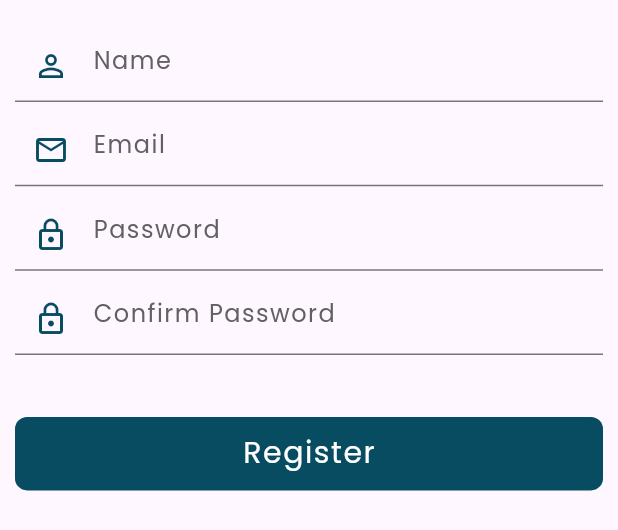
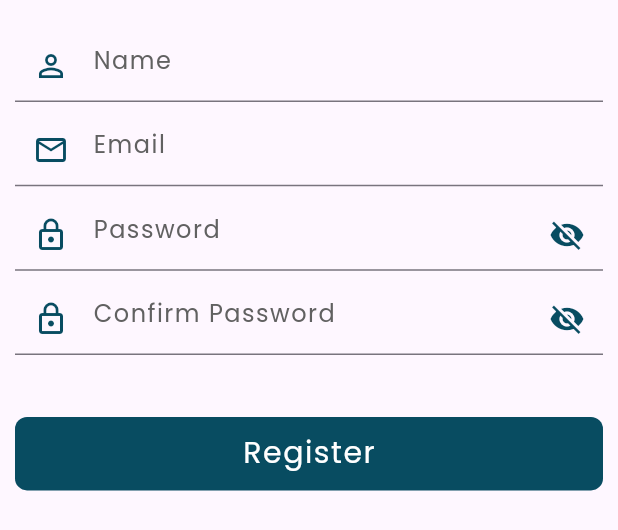
Before and after one commit to BilalKhanT/OculaCare, a Flutter app: the SignUpForm widget shown alone on an empty page, opened directly, on a phone screen of 412 x 824 dp. Shown: the top 530 px of the screen. Run offline on Flutter 3.47's test engine with Material 3 defaults, Android fonts, the phone set to English and light mode, and no system bars; our stand-ins replace bloc, equatable, flutter_bloc, flutter_screenutil, go_router, shared_preferences; accounts and stored records are empty.

Commit message:
added: form validations, added: pass toggles

```diff
--- a/lib/logic/sign_up_cubit/sign_up_cubit.dart
+++ b/lib/logic/sign_up_cubit/sign_up_cubit.dart
@@ -4,6 +4,14 @@ import 'package:ocula_care/logic/sign_up_cubit/sign_up_state.dart';
 
 class SignUpCubit extends Cubit<SignUpState> {
   SignUpCubit() : super(SignUpStateInitial());
+
+  final formKey = GlobalKey<FormState>();
+  final userNameController = TextEditingController();
+  final emailController = TextEditingController();
+  final passwordController = TextEditingController();
+  final confirmPassController = TextEditingController();
+  bool passwordToggle = false;
+  bool passwordToggle2 = false;
 
   dispose() {
     userNameController.clear();
@@ -12,11 +20,13 @@ class SignUpCubit extends Cubit<SignUpState> {
     confirmPassController.clear();
   }
 
-  final formKey = GlobalKey<FormState>();
-  final userNameController = TextEditingController();
-  final emailController = TextEditingController();
-  final passwordController = TextEditingController();
-  final confirmPassController = TextEditingController();
+  togglePasswordVisibility() {
+    passwordToggle = !passwordToggle;
+  }
+
+  togglePasswordVisibility2() {
+    passwordToggle2 = !passwordToggle2;
+  }
 
   loadSignUpScreen() {
     emit(SignUpStateLoaded());
--- a/lib/presentation/sign_up/widgets/sign_up_form.dart
+++ b/lib/presentation/sign_up/widgets/sign_up_form.dart
@@ -15,8 +15,7 @@ class SignUpForm extends StatelessWidget {
     return Form(
       key: signUpCubit.formKey,
       child: Padding(
-        padding: const EdgeInsets.symmetric(
-            horizontal: 10.0, vertical: 20.0),
+        padding: const EdgeInsets.symmetric(horizontal: 10.0, vertical: 20.0),
         child: Column(
           children: <Widget>[
             TextFormField(
@@ -48,11 +47,18 @@ class SignUpForm extends StatelessWidget {
                 if (value == null || value.isEmpty) {
                   return 'Please enter a username';
                 }
+                String pattern = r'^[a-zA-Z][a-zA-Z0-9._]*$';
+                RegExp regExp = RegExp(pattern);
+                if (!regExp.hasMatch(value)) {
+                  return 'Please enter a valid username {letters, numbers, dot, underscore}';
+                }
                 signUpCubit.userNameController.text = value;
                 return null;
               },
             ),
-            SizedBox(height: screenHeight * 0.01,),
+            SizedBox(
+              height: screenHeight * 0.01,
+            ),
             TextFormField(
               controller: signUpCubit.emailController,
               decoration: InputDecoration(
@@ -82,20 +88,34 @@ class SignUpForm extends StatelessWidget {
                 if (value == null || value.isEmpty) {
                   return 'Please enter an email';
                 }
-                if (!value.contains('@')) {
+                String pattern =
+                    r'^[a-zA-Z0-9._%+-]+@[a-zA-Z0-9.-]+\.[a-zA-Z]{2,}$';
+                RegExp regExp = RegExp(pattern);
+                if (!regExp.hasMatch(value)) {
                   return 'Please enter a valid email address';
                 }
                 signUpCubit.emailController.text = value;
                 return null;
               },
             ),
-            SizedBox(height: screenHeight * 0.01,),
+            SizedBox(
+              height: screenHeight * 0.01,
+            ),
             TextFormField(
               controller: signUpCubit.passwordController,
               decoration: InputDecoration(
                 prefixIcon: const Icon(
                   Icons.lock_outline,
                   color: AppColors.appColor,
+                ),
+                suffixIcon: IconButton(
+                  onPressed: signUpCubit.togglePasswordVisibility(),
+                  icon: Icon(
+                    signUpCubit.passwordToggle
+                        ? Icons.visibility_off
+                        : Icons.visibility,
+                    color: AppColors.appColor,
+                  ),
                 ),
                 hintText: 'Password',
                 hintStyle: TextStyle(
@@ -123,17 +143,34 @@ class SignUpForm extends StatelessWidget {
                 if (value.length < 6) {
                   return 'Password must be at least 6 characters long';
                 }
+                String pattern =
+                    r'^(?=.*[a-z])(?=.*[A-Z])(?=.*\d)(?=.*[._])[A-Za-z._\d]{6,}$';
+                RegExp regExp = RegExp(pattern);
+                if (!regExp.hasMatch(value)) {
+                  return 'Password must include upper and lower case letters, digits, and . or _';
+                }
                 signUpCubit.passwordController.text = value;
                 return null;
               },
             ),
-            SizedBox(height: screenHeight * 0.01,),
+            SizedBox(
+              height: screenHeight * 0.01,
+            ),
             TextFormField(
               controller: signUpCubit.confirmPassController,
               decoration: InputDecoration(
                 prefixIcon: const Icon(
                   Icons.lock_outline,
                   color: AppColors.appColor,
+                ),
+                suffixIcon: IconButton(
+                  onPressed: signUpCubit.togglePasswordVisibility2(),
+                  icon: Icon(
+                    signUpCubit.passwordToggle2
+                        ? Icons.visibility_off
+                        : Icons.visibility,
+                    color: AppColors.appColor,
+                  ),
                 ),
                 hintText: 'Confirm Password',
                 hintStyle: TextStyle(
@@ -158,16 +195,16 @@ class SignUpForm extends StatelessWidget {
                 if (value == null || value.isEmpty) {
                   return 'Please confirm your password';
                 }
-                if (signUpCubit.passwordController.text !=
-                    value) {
+                if (signUpCubit.passwordController.text != value) {
                   return 'Passwords do not match';
                 }
-                signUpCubit.confirmPassController.text =
-                    value;
+                signUpCubit.confirmPassController.text = value;
                 return null;
               },
             ),
-            SizedBox(height: screenHeight * 0.05,),
+            SizedBox(
+              height: screenHeight * 0.05,
+            ),
             CustomFlatButton(
               onTap: () {},
               text: 'Register',
```
